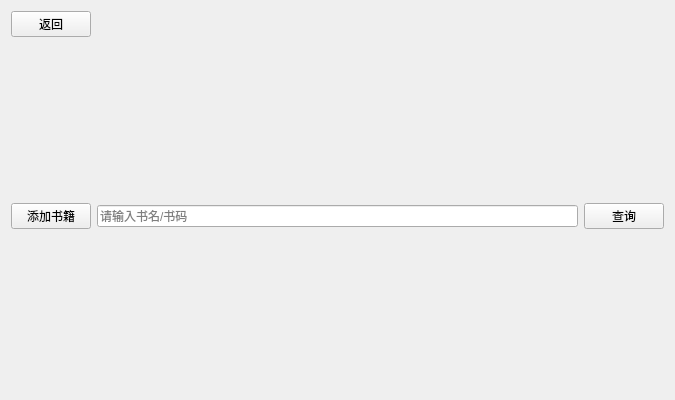
Before: the Qt Designer form bookeditpage.ui in LeoStr4nge/LibraryManageSystem, drawn with Qt 5.
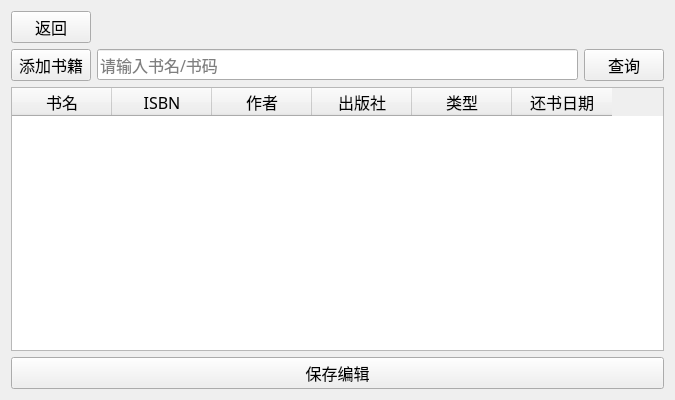
After: the same form once the commit is applied.

The edit to the form file:
```diff
--- a/bookeditpage.ui
+++ b/bookeditpage.ui
@@ -10,6 +10,12 @@
     <height>400</height>
    </rect>
   </property>
+  <property name="font">
+   <font>
+    <family>微软雅黑</family>
+    <pointsize>12</pointsize>
+   </font>
+  </property>
   <property name="windowTitle">
    <string>图书馆管理系统</string>
   </property>
@@ -40,19 +46,6 @@
        </item>
       </layout>
      </item>
-     <item>
-      <spacer name="verticalSpacer">
-       <property name="orientation">
-        <enum>Qt::Vertical</enum>
-       </property>
-       <property name="sizeHint" stdset="0">
-        <size>
-         <width>20</width>
-         <height>40</height>
-        </size>
-       </property>
-      </spacer>
-     </item>
      <item>
       <layout class="QHBoxLayout" name="horizontalLayout">
        <item>
@@ -79,17 +72,45 @@
       </layout>
      </item>
      <item>
-      <spacer name="verticalSpacer_2">
-       <property name="orientation">
-        <enum>Qt::Vertical</enum>
+      <widget class="QTableWidget" name="tableWidget">
+       <column>
+        <property name="text">
+         <string>书名</string>
+        </property>
+       </column>
+       <column>
+        <property name="text">
+         <string>ISBN</string>
+        </property>
+       </column>
+       <column>
+        <property name="text">
+         <string>作者</string>
+        </property>
+       </column>
+       <column>
+        <property name="text">
+         <string>出版社</string>
+        </property>
+       </column>
+       <column>
+        <property name="text">
+         <string>类型</string>
+        </property>
+       </column>
+       <column>
+        <property name="text">
+         <string>还书日期</string>
+        </property>
+       </column>
+      </widget>
+     </item>
+     <item>
+      <widget class="QPushButton" name="pushButton_4">
+       <property name="text">
+        <string>保存编辑</string>
        </property>
-       <property name="sizeHint" stdset="0">
-        <size>
-         <width>20</width>
-         <height>40</height>
-        </size>
-       </property>
-      </spacer>
+      </widget>
      </item>
     </layout>
    </item>
```
